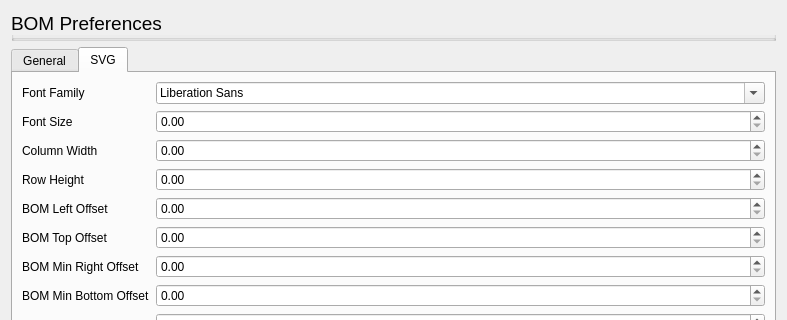
Old version of the form BillOfMaterial/BOMPreferences.ui in the repository amrit3701/FreeCAD-Reinforcement; both pictures show x 0 to 787 and y 0 to 320 of the 787 by 1024 pixel window.
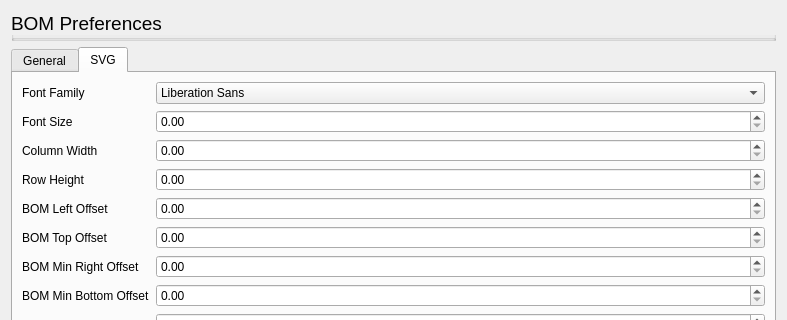
New version of the form. The open tabs and pages were chosen to show the change. Custom widgets are drawn as their Qt base class.

Patch:
```diff
--- a/BillOfMaterial/BOMPreferences.ui
+++ b/BillOfMaterial/BOMPreferences.ui
@@ -1143,6 +1143,9 @@
            <verstretch>0</verstretch>
           </sizepolicy>
          </property>
+         <property name="editable">
+          <bool>false</bool>
+         </property>
          <property name="prefEntry" stdset="0">
           <cstring>FontFamily</cstring>
          </property>
```
